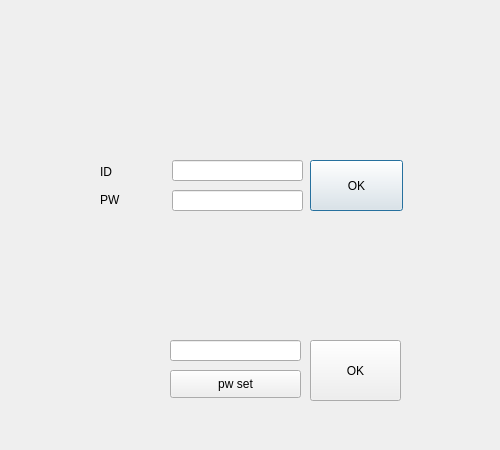
Before: the Qt Designer form hide UI/_uiFiles/login.ui in threepebbles/HIDE, drawn with Qt 5.
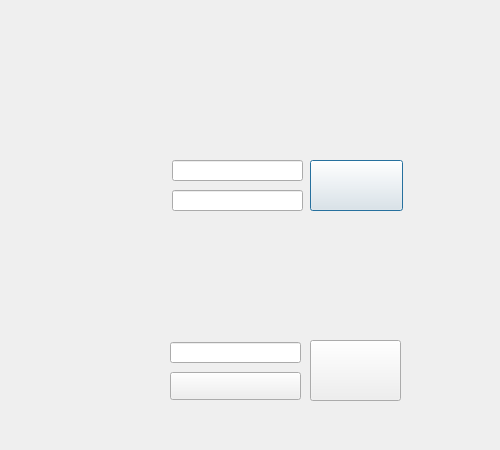
After: the same form once the commit is applied.

```diff
--- a/hide UI/_uiFiles/login.ui
+++ b/hide UI/_uiFiles/login.ui
@@ -34,8 +34,14 @@
      <height>20</height>
     </rect>
    </property>
+   <property name="font">
+    <font>
+     <weight>75</weight>
+     <bold>true</bold>
+    </font>
+   </property>
    <property name="text">
-    <string>ID</string>
+    <string/>
    </property>
   </widget>
   <widget class="QLabel" name="label_2">
@@ -47,8 +53,14 @@
      <height>20</height>
     </rect>
    </property>
+   <property name="font">
+    <font>
+     <weight>75</weight>
+     <bold>true</bold>
+    </font>
+   </property>
    <property name="text">
-    <string>PW</string>
+    <string/>
    </property>
   </widget>
   <widget class="QLineEdit" name="id_lineEdit">
@@ -84,7 +96,7 @@
     </rect>
    </property>
    <property name="text">
-    <string>OK</string>
+    <string/>
    </property>
   </widget>
   <widget class="QWidget" name="widget" native="true">
@@ -113,7 +125,7 @@
    <property name="geometry">
     <rect>
      <x>170</x>
-     <y>340</y>
+     <y>342</y>
      <width>131</width>
      <height>21</height>
     </rect>
@@ -132,20 +144,20 @@
     </rect>
    </property>
    <property name="text">
-    <string>OK</string>
+    <string/>
    </property>
   </widget>
   <widget class="QPushButton" name="pw2set_pushButton">
    <property name="geometry">
     <rect>
      <x>170</x>
-     <y>370</y>
+     <y>372</y>
      <width>131</width>
      <height>28</height>
     </rect>
    </property>
    <property name="text">
-    <string>pw set</string>
+    <string/>
    </property>
   </widget>
   <zorder>widget</zorder>
```
